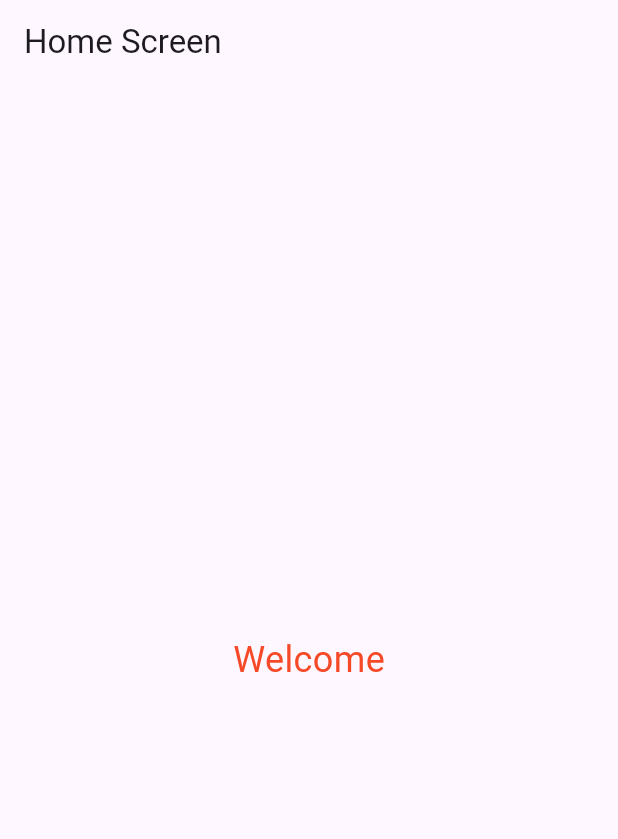
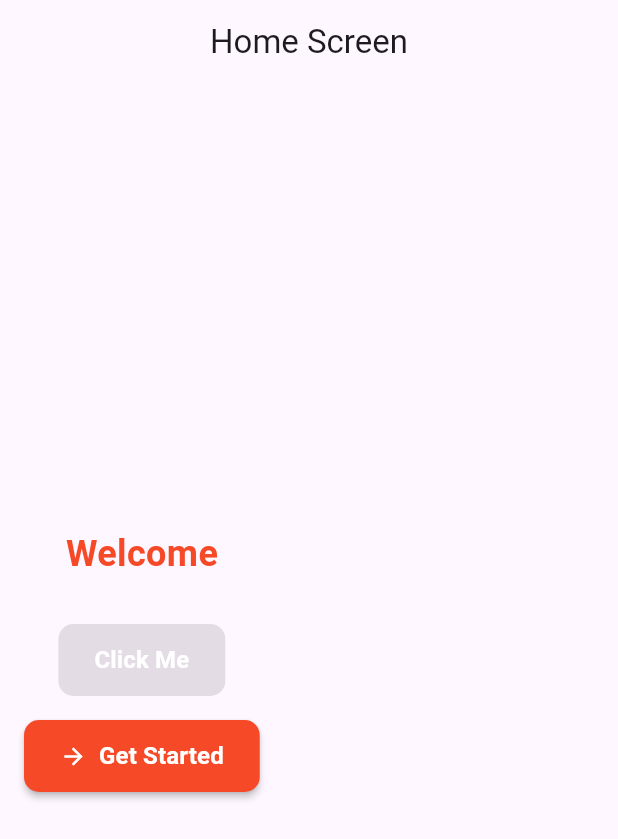
Before and after one commit to AkshayPatole/custom, a Flutter app: the screen it shows after launch, on a phone screen of 412 x 824 dp. Shown: the top 839 px of the screen. Run offline on Flutter 3.47's test engine with Material 3 defaults, Android fonts, the phone set to English and light mode, and no system bars.

Commit message:
Worked on the add a custom button widget

```diff
--- /dev/null
+++ b/demo/lib/const/custom_button_widget.dart
@@ -0,0 +1,64 @@
+import 'package:flutter/material.dart';
+import 'app_colors.dart';
+
+class CustomButton extends StatelessWidget {
+  final String? text;
+  final VoidCallback? onPressed;
+  final Color? backgroundColor;
+  final Color? textColor;
+  final double? width;
+  final double? height;
+  final double? borderRadius;
+  final double? fontSize;
+  final IconData? icon;
+
+  const CustomButton({
+    super.key,
+    this.text,
+    this.onPressed,
+    this.backgroundColor,
+    this.textColor,
+    this.width,
+    this.height,
+    this.borderRadius,
+    this.fontSize,
+    this.icon,
+  });
+
+  @override
+  Widget build(BuildContext context) {
+    return SizedBox(
+      width: width,
+      height: height ?? 48.0,
+      child: ElevatedButton(
+        onPressed: onPressed,
+        style: ElevatedButton.styleFrom(
+          backgroundColor: backgroundColor ?? AppColors.orangeColor,
+          foregroundColor: textColor ?? Colors.white,
+          shape: RoundedRectangleBorder(
+            borderRadius: BorderRadius.circular(borderRadius ?? 10.0),
+          ),
+          elevation: 2,
+        ),
+        child: Row(
+          mainAxisAlignment: MainAxisAlignment.center,
+          mainAxisSize: MainAxisSize.min,
+          children: [
+            if (icon != null) ...[
+              Icon(icon, size: (fontSize ?? 16.0) + 2, color: textColor ?? Colors.white),
+              const SizedBox(width: 8),
+            ],
+            Text(
+              text ?? 'Click Me',
+              style: TextStyle(
+                fontSize: fontSize ?? 16.0,
+                fontWeight: FontWeight.w600,
+                color: textColor ?? Colors.white,
+              ),
+            ),
+          ],
+        ),
+      ),
+    );
+  }
+}
--- a/demo/lib/presentation/home_screen.dart
+++ b/demo/lib/presentation/home_screen.dart
@@ -1,7 +1,7 @@
 import 'package:flutter/material.dart';
-
 import '../const/app_colors.dart';
 import '../const/app_strings.dart';
+import '../const/custom_button_widget.dart';
 
 class HomeScreen extends StatefulWidget {
   const HomeScreen({super.key});
@@ -16,9 +16,38 @@ class _HomeScreenState extends State<HomeScreen> {
     return Scaffold(
       appBar: AppBar(
         title: const Text('Home Screen'),
+        centerTitle: true,
       ),
-      body: const Center(
-        child: Text(AppStrings.welcome,style: TextStyle(fontSize: 24,color: AppColors.orangeColor),),
+      body: Padding(
+        padding: const EdgeInsets.all(16.0),
+        child: Column(
+          mainAxisAlignment: MainAxisAlignment.center,
+          children: [
+            const Text(
+              AppStrings.welcome,
+              style: TextStyle(
+                fontSize: 24,
+                fontWeight: FontWeight.bold,
+                color: AppColors.orangeColor,
+              ),
+            ),
+            const SizedBox(height: 30),
+
+            const CustomButton(),
+
+            const SizedBox(height: 16),
+
+            CustomButton(
+              text: 'Get Started',
+              icon: Icons.arrow_forward,
+              onPressed: () {
+                ScaffoldMessenger.of(context).showSnackBar(
+                  const SnackBar(content: Text('Button Pressed!')),
+                );
+              },
+            ),
+          ],
+        ),
       ),
     );
   }
```
